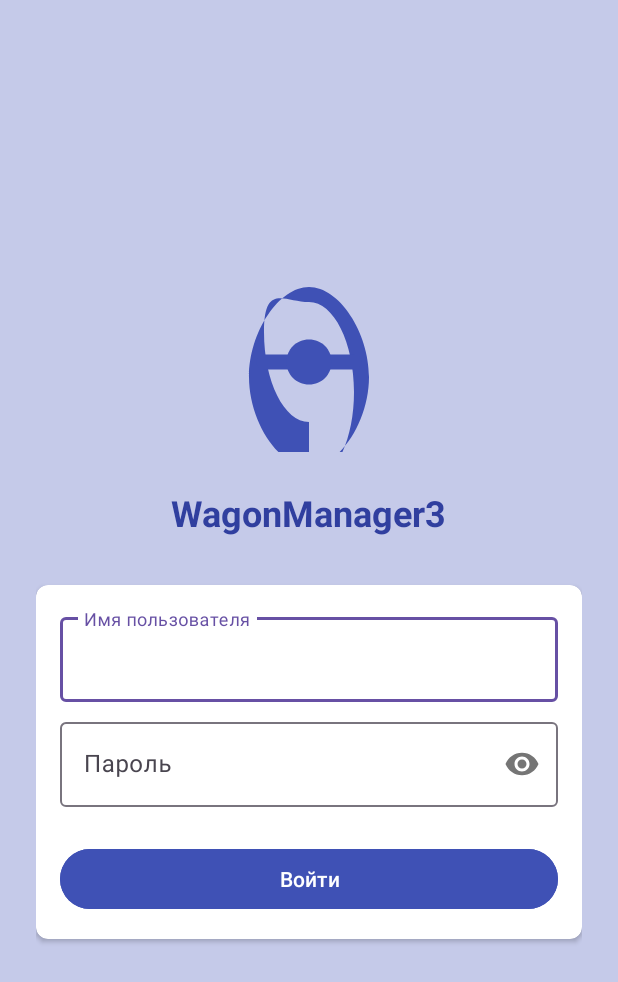
After one commit to ru-orlov/vagon_manager_3, an Android app: the layout activity_login.xml on its own in the app's theme, with its tools: preview values and no code run, on a phone screen of 412 x 824 dp. The commit adds this screen. Shown: the top 982 px of the screen. Run offline under Robolectric (Android 15) with nearby library versions, the phone set to English and light mode, and no system bars.

Commit message:
- added LoginActivity and referred /resources

```diff
--- /dev/null
+++ b/app/src/main/java/com/example/wagonmanager3/LoginActivity.java
@@ -0,0 +1,84 @@
+package com.example.wagonmanager3;
+
+import android.content.Intent;
+import android.database.sqlite.SQLiteDatabase;
+import android.os.Bundle;
+import android.widget.Button;
+import android.widget.EditText;
+import android.widget.Toast;
+import androidx.appcompat.app.AppCompatActivity;
+import com.example.wagonmanager3.database.DatabaseHelper;
+import com.example.wagonmanager3.models.User;
+
+public class LoginActivity extends AppCompatActivity {
+
+    private EditText etUsername, etPassword;
+    private DatabaseHelper dbHelper;
+    private SQLiteDatabase database;
+
+    @Override
+    protected void onCreate(Bundle savedInstanceState) {
+        super.onCreate(savedInstanceState);
+        setContentView(R.layout.activity_login);
+
+        // Инициализация DatabaseHelper
+        dbHelper = new DatabaseHelper(this);
+
+        // Инициализация UI элементов
+        etUsername = findViewById(R.id.et_username);
+        etPassword = findViewById(R.id.et_password);
+        Button btnLogin = findViewById(R.id.btn_login);
+
+        // Обработчик нажатия кнопки входа
+        btnLogin.setOnClickListener(v -> attemptLogin());
+    }
+
+    private void attemptLogin() {
+        String username = etUsername.getText().toString().trim();
+        String password = etPassword.getText().toString().trim();
+
+        if (username.isEmpty() || password.isEmpty()) {
+            Toast.makeText(this, R.string.login_error_empty, Toast.LENGTH_SHORT).show();
+            return;
+        }
+
+        // Получаем readable базу данных
+        database = dbHelper.getReadableDatabase();
+
+        // Проверяем пользователя в базе данных (в реальном приложении это должно быть в фоновом потоке!)
+        User user = dbHelper.getUserByUsername(username);
+
+        if (user != null && validatePassword(user, password)) {
+            // Успешный вход
+            startMainActivity(user);
+        } else {
+            // Неверные учетные данные
+            Toast.makeText(this, R.string.login_error, Toast.LENGTH_SHORT).show();
+        }
+    }
+
+    private boolean validatePassword(User user, String inputPassword) {
+        // В реальном приложении используйте хеширование паролей!
+        // Это пример - НЕ используйте такое в продакшене
+        return user.getPasswordHash().equals(inputPassword);
+    }
+
+    private void startMainActivity(User user) {
+        Intent intent = new Intent(this, MainActivity.class);
+        intent.putExtra("user_role", user.getRole());
+        startActivity(intent);
+        finish();
+    }
+
+    @Override
+    protected void onDestroy() {
+        super.onDestroy();
+        // Закрываем соединения с базой данных
+        if (database != null && database.isOpen()) {
+            database.close();
+        }
+        if (dbHelper != null) {
+            dbHelper.close();
+        }
+    }
+}
--- /dev/null
+++ b/app/src/main/res/layout/activity_login.xml
@@ -0,0 +1,114 @@
+<?xml version="1.0" encoding="utf-8"?>
+<LinearLayout xmlns:android="http://schemas.android.com/apk/res/android"
+    xmlns:tools="http://schemas.android.com/tools"
+    android:layout_width="match_parent"
+    android:layout_height="match_parent"
+    xmlns:app="http://schemas.android.com/apk/res-auto"
+    android:orientation="vertical"
+    android:padding="24dp"
+    android:gravity="center"
+    android:background="@color/colorPrimaryLight"
+    tools:context=".LoginActivity">
+
+    <!-- Логотип приложения -->
+    <ImageView
+        android:layout_width="120dp"
+        android:layout_height="120dp"
+        android:src="@drawable/ic_train_logo"
+        android:layout_marginBottom="24dp"/>
+
+    <!-- Заголовок -->
+    <TextView
+        android:layout_width="wrap_content"
+        android:layout_height="wrap_content"
+        android:text="@string/app_name"
+        android:textSize="24sp"
+        android:textColor="@color/colorPrimaryDark"
+        android:textStyle="bold"
+        android:layout_marginBottom="32dp"/>
+
+    <!-- Карточка с формой входа -->
+    <androidx.cardview.widget.CardView
+        android:layout_width="match_parent"
+        android:layout_height="wrap_content"
+        android:layout_marginBottom="16dp"
+        android:elevation="4dp"
+        app:cardCornerRadius="8dp">
+
+        <LinearLayout
+            android:layout_width="match_parent"
+            android:layout_height="wrap_content"
+            android:orientation="vertical"
+            android:padding="16dp">
+
+            <!-- Поле для логина -->
+            <com.google.android.material.textfield.TextInputLayout
+                android:layout_width="match_parent"
+                android:layout_height="wrap_content"
+                android:layout_marginBottom="8dp"
+                app:hintEnabled="true"
+                app:hintAnimationEnabled="true">
+
+                <com.google.android.material.textfield.TextInputEditText
+                    android:id="@+id/et_username"
+                    android:layout_width="match_parent"
+                    android:layout_height="wrap_content"
+                    android:hint="@string/username_hint"
+                    android:inputType="text"
+                    android:maxLines="1"
+                    android:textColorHint="@color/colorPrimary"/>
+            </com.google.android.material.textfield.TextInputLayout>
+
+            <!-- Поле для пароля -->
+            <com.google.android.material.textfield.TextInputLayout
+                android:layout_width="match_parent"
+                android:layout_height="wrap_content"
+                android:layout_marginBottom="16dp"
+                app:hintEnabled="true"
+                app:hintAnimationEnabled="true"
+                app:passwordToggleEnabled="true">
+
+                <com.google.android.material.textfield.TextInputEditText
+                    android:id="@+id/et_password"
+                    android:layout_width="match_parent"
+                    android:layout_height="wrap_content"
+                    android:hint="@string/password_hint"
+                    android:inputType="textPassword"
+                    android:maxLines="1"
+                    android:textColorHint="@color/colorPrimary"/>
+            </com.google.android.material.textfield.TextInputLayout>
+
+            <!-- Кнопка входа -->
+            <Button
+                android:id="@+id/btn_login"
+                android:layout_width="match_parent"
+                android:layout_height="48dp"
+                android:text="@string/login_button"
+                android:textColor="@android:color/white"
+                android:backgroundTint="@color/colorPrimary"
+                android:textAllCaps="false"
+                android:layout_marginTop="8dp"/>
+
+        </LinearLayout>
+    </androidx.cardview.widget.CardView>
+
+    <!-- Прогресс-бар -->
+    <ProgressBar
+        android:id="@+id/progress_bar"
+        android:layout_width="wrap_content"
+        android:layout_height="wrap_content"
+        android:indeterminate="true"
+        android:visibility="gone"
+        android:layout_marginTop="16dp"/>
+
+    <!-- Сообщение об ошибке -->
+    <TextView
+        android:id="@+id/tv_error"
+        android:layout_width="match_parent"
+        android:layout_height="wrap_content"
+        android:textColor="@color/colorError"
+        android:gravity="center"
+        android:visibility="gone"
+        android:layout_marginTop="16dp"/>
+
+</LinearLayout>
--- a/app/src/main/res/values/strings.xml
+++ b/app/src/main/res/values/strings.xml
@@ -36,4 +36,5 @@
         <item>Отсутствует</item>
     </string-array>
     <string name="save">Сохранить</string>
+    <string name="login_error_empty">Имя пользователя и пароль обязательны для заполнения</string>
 </resources>
```
